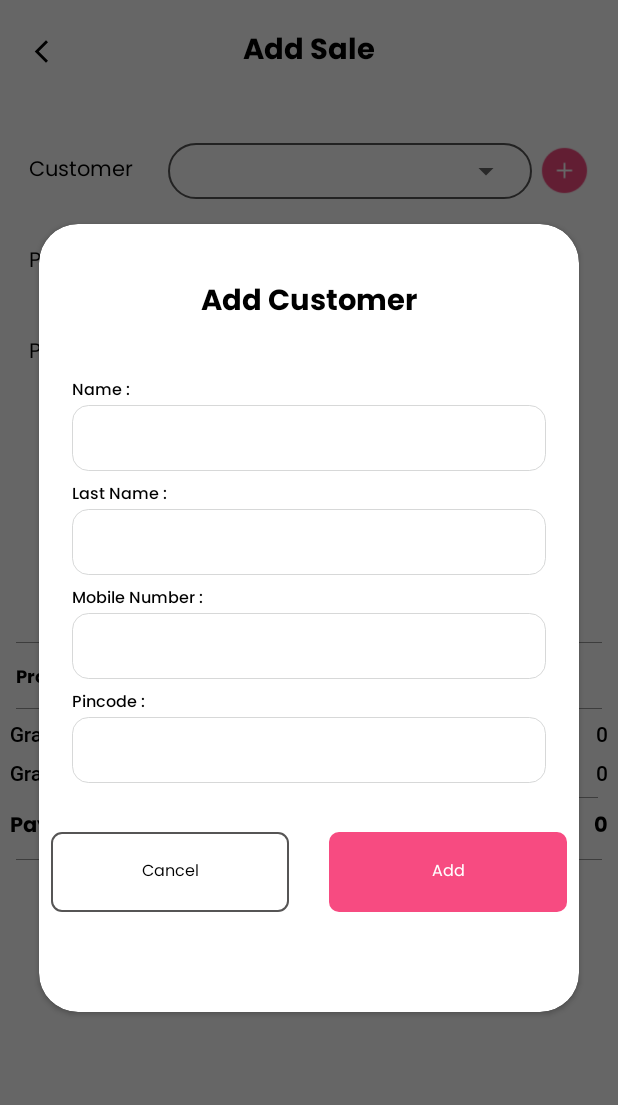
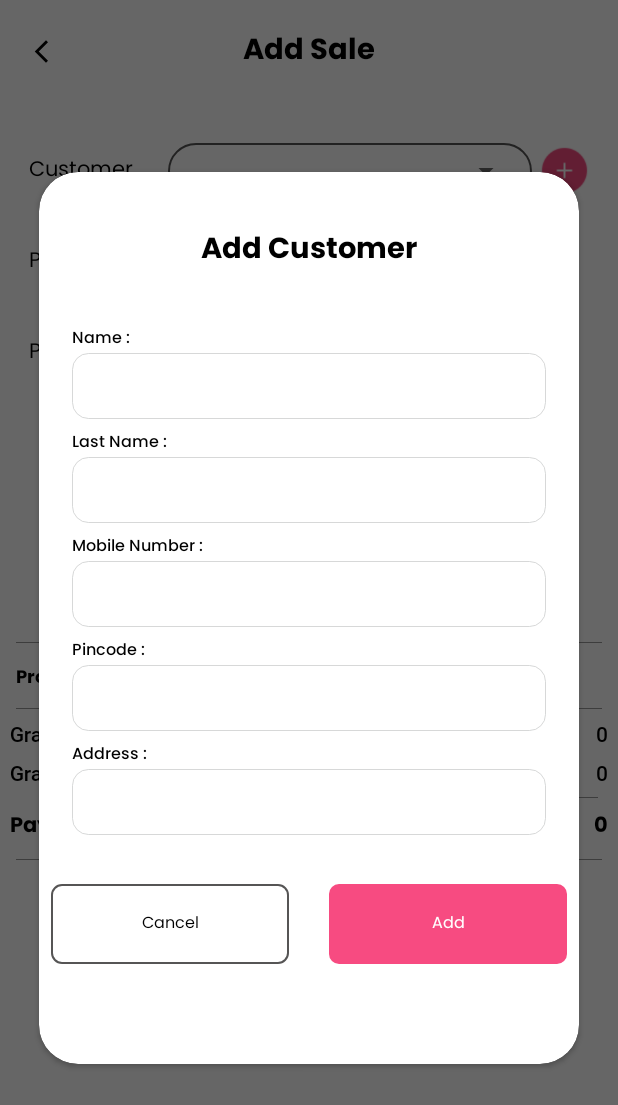
Before and after one commit to amanad26/CEA_India, an Android app: the AddSaleActivity screen opened directly, with no data from a screen before it, after a tap on an icon or button, on a phone screen of 412 x 824 dp. Shown: the top 1105 px of the screen. Run offline under Robolectric (Android 15) with nearby library versions, the phone set to English and light mode, and no system bars; our stand-ins replace CircleImageView, sdp/ssp sizes; libraries missing offline, so code that uses them is left out: com.androidnetworking, com.androidnetworking.error, com.androidnetworking.interfaces, com.deishelon.roundedbottomsheet, com.developer.kalert and 2 more; plain views replace MaterialSpinner; 1 statement that could not run was skipped.

Commit message:
CEA Fixed bugs

```diff
--- a/app/src/main/java/com/example/cea/Apis/ApiInterface.java
+++ b/app/src/main/java/com/example/cea/Apis/ApiInterface.java
@@ -428,7 +428,8 @@ public interface ApiInterface {
             @Field("customer_fname") String customer_fname,
             @Field("customer_lname") String customer_lname,
             @Field("customer_mobile_no") String customer_mobile_no,
-            @Field("customer_pincode") String customer_pincode
+            @Field("customer_pincode") String customer_pincode,
+            @Field("customer_address") String customer_address
     );
 
     @FormUrlEncoded
--- a/app/src/main/java/com/example/cea/co_oridinator/Activities/AddSaleActivity.java
+++ b/app/src/main/java/com/example/cea/co_oridinator/Activities/AddSaleActivity.java
@@ -383,6 +383,7 @@ public class AddSaleActivity extends AppCompatActivity implements AddWalkingSpin
         LinearLayout submit_linear = dialog.findViewById(R.id.submit_linear);
 
         EditText edit_address = dialog.findViewById(R.id.editPincode);
+        EditText editAddress = dialog.findViewById(R.id.editAddress);
         EditText lastName = dialog.findViewById(R.id.lastName);
         EditText edit_number = dialog.findViewById(R.id.mobileNumber);
         EditText edit_name = dialog.findViewById(R.id.editNmae);
@@ -402,6 +403,9 @@ public class AddSaleActivity extends AppCompatActivity implements AddWalkingSpin
             } else if (edit_address.getText().toString().equalsIgnoreCase("")) {
                 edit_address.setError("Enter Customer Pincode.!");
                 edit_address.requestFocus();
+            }  else if (editAddress.getText().toString().equalsIgnoreCase("")) {
+                edit_address.setError("Enter Customer Address.!");
+                edit_address.requestFocus();
             } else {
                 pd.show();
                 dialog.dismiss();
@@ -410,7 +414,8 @@ public class AddSaleActivity extends AppCompatActivity implements AddWalkingSpin
                         edit_name.getText().toString(),
                         lastName.getText().toString(),
                         edit_number.getText().toString(),
-                        edit_address.getText().toString()
+                        edit_address.getText().toString(),
+                        editAddress.getText().toString()
                 ).enqueue(new Callback<AddCustomerModel>() {
                     @Override
                     public void onResponse(@NonNull Call<AddCustomerModel> call, @NonNull Response<AddCustomerModel> response) {
--- a/app/src/main/java/com/example/cea/co_oridinator/Adapters/ToDoAdapter.java
+++ b/app/src/main/java/com/example/cea/co_oridinator/Adapters/ToDoAdapter.java
@@ -58,7 +58,7 @@ public class ToDoAdapter extends RecyclerView.Adapter<ToDoAdapter.ViewHolder> {
         if (models.get(position).getTodoAssignStatus().equalsIgnoreCase("2")) {
             holder.binding.actionCard.setCardBackgroundColor(context.getResources().getColor(R.color.pink_light));
         }
-        holder.binding.actionCard.setOnClickListener(view -> showWarningDialog(models.get(position).getTodoId()));
+        holder.binding.actionCard.setOnClickListener(view -> showWarningDialog(models.get(position).getTodoAssignId()));
 
     }
 
--- a/app/src/main/res/layout/add_customer.xml
+++ b/app/src/main/res/layout/add_customer.xml
@@ -167,6 +167,39 @@
 
             </LinearLayout>
 
+
+            <LinearLayout
+                android:layout_width="match_parent"
+                android:layout_height="wrap_content"
+                android:layout_marginTop="@dimen/_5sdp"
+                android:orientation="vertical">
+
+                <TextView
+                    android:layout_width="wrap_content"
+                    android:layout_height="wrap_content"
+                    android:gravity="start"
+                    android:text="Address : "
+                    android:textColor="@color/black"
+                    android:textSize="@dimen/_8sdp"
+                    android:fontFamily="@font/poppins_medium" />
+
+                <EditText
+                    android:id="@+id/editAddress"
+                    android:layout_width="match_parent"
+                    android:layout_height="wrap_content"
+                    android:layout_weight="1"
+                    android:inputType="textPostalAddress"
+                    android:autofillHints="postalCode"
+                    android:background="@drawable/custom_edt_bg"
+                    android:fontFamily="@font/poppins_regular"
+                    android:paddingHorizontal="@dimen/_5sdp"
+                    android:paddingVertical="@dimen/_8sdp"
+                    android:textColor="@color/black"
+                    android:textSize="@dimen/_10sdp" />
+
+
+            </LinearLayout>
+
         </LinearLayout>
 
 
```
